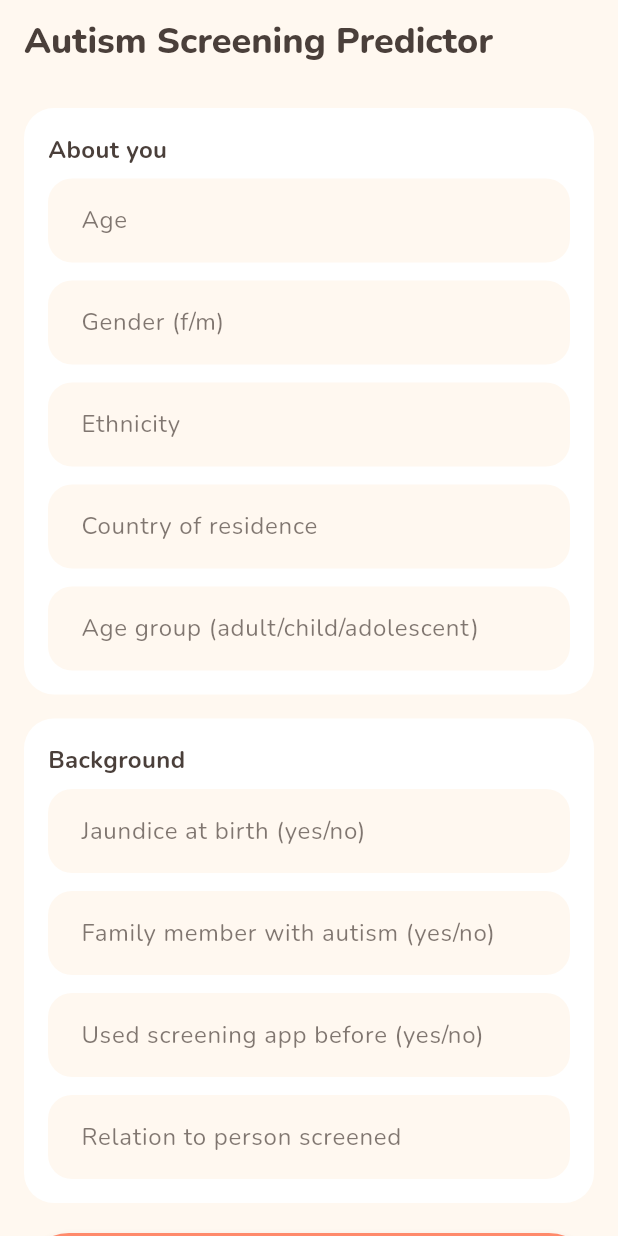
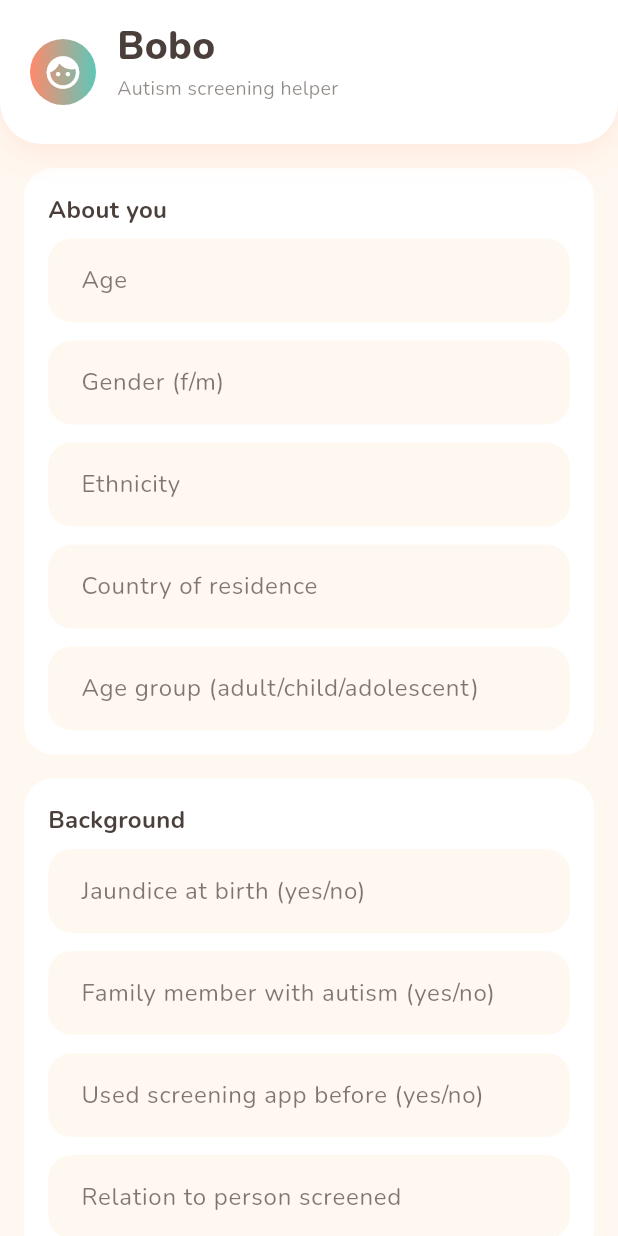
Before and after one commit to Divine-kuzo/linear_regression_model, a Flutter app: the screen it shows after launch, on a phone screen of 412 x 824 dp. Run offline on Flutter 3.47's test engine with Material 3 defaults, Android fonts, the phone set to English and light mode, and no system bars; our stand-ins replace google_fonts.

Commit message:
step 2: friendly rounded Bobo header with blob icon

```diff
--- a/summative/FlutterApp/lib/main.dart
+++ b/summative/FlutterApp/lib/main.dart
@@ -2,6 +2,7 @@ import 'dart:async';
 import 'dart:convert';
 
 import 'package:flutter/material.dart';
+import 'package:google_fonts/google_fonts.dart';
 import 'package:http/http.dart' as http;
 
 import 'theme.dart';
@@ -157,10 +158,69 @@ class _PredictionPageState extends State<PredictionPage> {
     );
   }
 
+  PreferredSizeWidget _buildHeader() {
+    return PreferredSize(
+      preferredSize: const Size.fromHeight(96),
+      child: Container(
+        decoration: BoxDecoration(
+          color: BoboColors.cardBackground,
+          borderRadius: const BorderRadius.vertical(bottom: Radius.circular(28)),
+          boxShadow: [
+            BoxShadow(
+              color: BoboColors.coral.withValues(alpha: 0.15),
+              blurRadius: 18,
+              offset: const Offset(0, 6),
+            ),
+          ],
+        ),
+        child: SafeArea(
+          bottom: false,
+          child: Padding(
+            padding: const EdgeInsets.symmetric(horizontal: 20, vertical: 12),
+            child: Row(
+              children: [
+                Container(
+                  width: 44,
+                  height: 44,
+                  decoration: const BoxDecoration(
+                    gradient: LinearGradient(colors: [BoboColors.coral, BoboColors.teal]),
+                    shape: BoxShape.circle,
+                  ),
+                  child: const Icon(Icons.face_rounded, color: Colors.white, size: 26),
+                ),
+                const SizedBox(width: 14),
+                Column(
+                  crossAxisAlignment: CrossAxisAlignment.start,
+                  children: [
+                    Text(
+                      'Bobo',
+                      style: GoogleFonts.nunito(
+                        fontSize: 26,
+                        fontWeight: FontWeight.w800,
+                        color: BoboColors.textDark,
+                      ),
+                    ),
+                    Text(
+                      'Autism screening helper',
+                      style: GoogleFonts.nunito(
+                        fontSize: 13,
+                        color: BoboColors.textDark.withValues(alpha: 0.6),
+                      ),
+                    ),
+                  ],
+                ),
+              ],
+            ),
+          ),
+        ),
+      ),
+    );
+  }
+
   @override
   Widget build(BuildContext context) {
     return Scaffold(
-      appBar: AppBar(title: const Text('Autism Screening Predictor')),
+      appBar: _buildHeader(),
       body: SafeArea(
         child: SingleChildScrollView(
           padding: const EdgeInsets.all(16),
```
